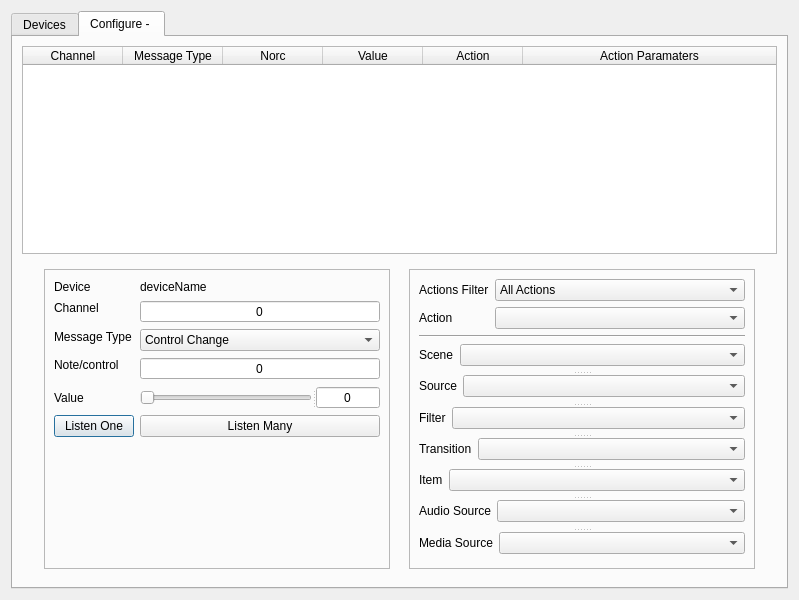
Before: the Qt Designer form src/forms/plugin-window.ui in ogmkp/obs-midi, drawn with Qt 5.
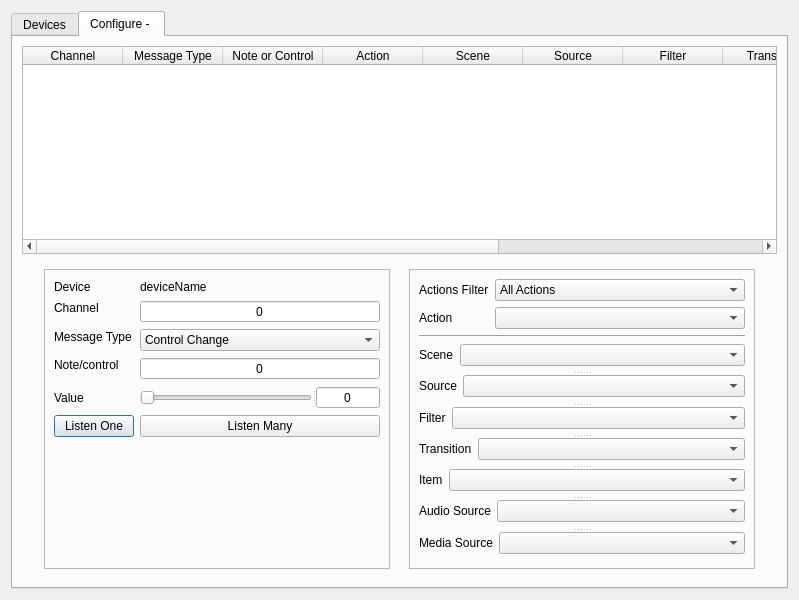
After: the same form once the commit is applied.

Commit message: Start rebuilding obs functions, now have scene names, and audio sources combo boxes being created and destroyed with 0 memory leaks

What changed in the file:
```diff
--- a/src/forms/plugin-window.ui
+++ b/src/forms/plugin-window.ui
@@ -307,49 +307,6 @@
        <string>Configure - </string>
       </attribute>
       <layout class="QFormLayout" name="formLayout_11">
-       <item row="0" column="0" colspan="2">
-        <widget class="QTableWidget" name="table_mapping">
-         <property name="sizePolicy">
-          <sizepolicy hsizetype="Expanding" vsizetype="Expanding">
-           <horstretch>0</horstretch>
-           <verstretch>3</verstretch>
-          </sizepolicy>
-         </property>
-         <attribute name="horizontalHeaderStretchLastSection">
-          <bool>true</bool>
-         </attribute>
-         <column>
-          <property name="text">
-           <string>Channel</string>
-          </property>
-         </column>
-         <column>
-          <property name="text">
-           <string>Message Type</string>
-          </property>
-         </column>
-         <column>
-          <property name="text">
-           <string>Norc</string>
-          </property>
-         </column>
-         <column>
-          <property name="text">
-           <string>Value</string>
-          </property>
-         </column>
-         <column>
-          <property name="text">
-           <string>Action</string>
-          </property>
-         </column>
-         <column>
-          <property name="text">
-           <string>Action Paramaters</string>
-          </property>
-         </column>
-        </widget>
-       </item>
        <item row="1" column="0" colspan="2">
         <widget class="QFrame" name="frame">
          <layout class="QHBoxLayout" name="horizontalLayout">
@@ -1243,6 +1200,74 @@
          </layout>
         </widget>
        </item>
+       <item row="0" column="0" colspan="2">
+        <widget class="QTableWidget" name="table_mapping">
+         <property name="sizePolicy">
+          <sizepolicy hsizetype="Expanding" vsizetype="Expanding">
+           <horstretch>0</horstretch>
+           <verstretch>3</verstretch>
+          </sizepolicy>
+         </property>
+         <attribute name="horizontalHeaderStretchLastSection">
+          <bool>true</bool>
+         </attribute>
+         <column>
+          <property name="text">
+           <string>Channel</string>
+          </property>
+         </column>
+         <column>
+          <property name="text">
+           <string>Message Type</string>
+          </property>
+         </column>
+         <column>
+          <property name="text">
+           <string>Note or Control</string>
+          </property>
+         </column>
+         <column>
+          <property name="text">
+           <string>Action</string>
+          </property>
+         </column>
+         <column>
+          <property name="text">
+           <string>Scene</string>
+          </property>
+         </column>
+         <column>
+          <property name="text">
+           <string>Source</string>
+          </property>
+         </column>
+         <column>
+          <property name="text">
+           <string>Filter</string>
+          </property>
+         </column>
+         <column>
+          <property name="text">
+           <string>Transition</string>
+          </property>
+         </column>
+         <column>
+          <property name="text">
+           <string>Item</string>
+          </property>
+         </column>
+         <column>
+          <property name="text">
+           <string>Audio Source</string>
+          </property>
+         </column>
+         <column>
+          <property name="text">
+           <string>Media Source</string>
+          </property>
+         </column>
+        </widget>
+       </item>
       </layout>
      </widget>
     </widget>
```
Left out of the diff: 145 changed lines with no effect on the pictures. The commit also changes 7 other files.
